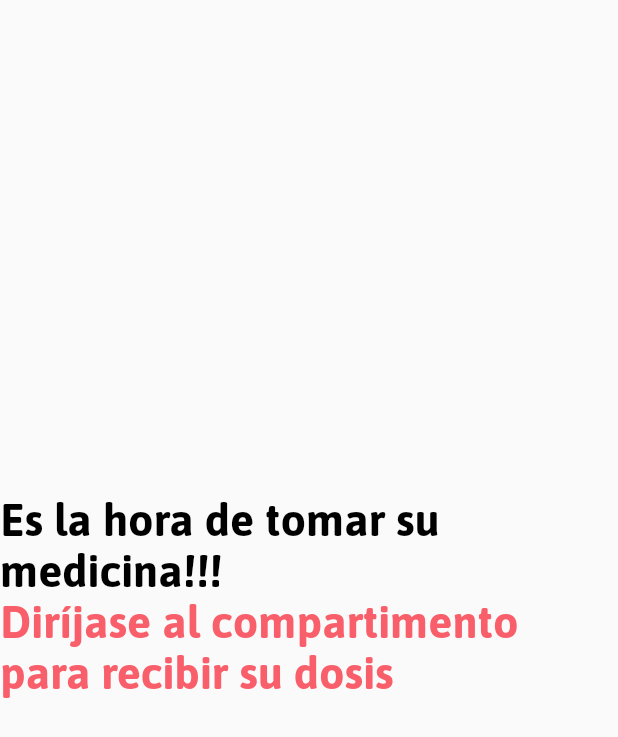
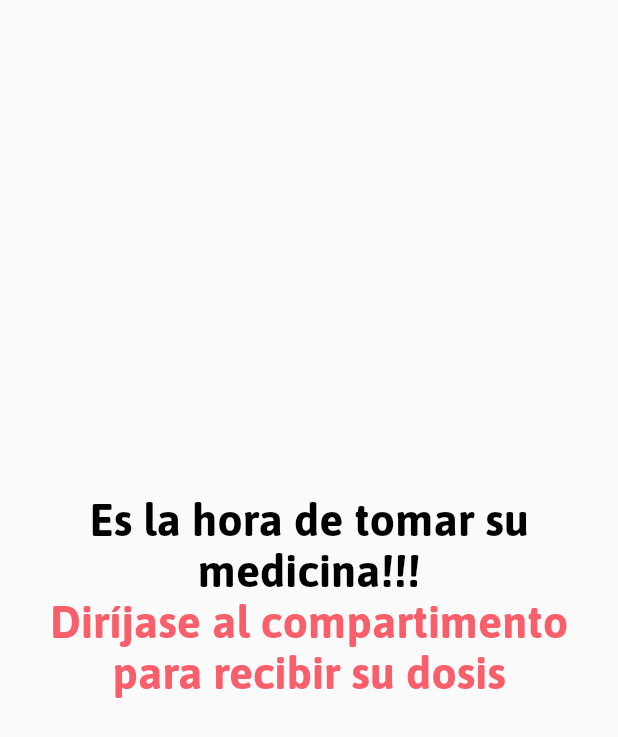
Before and after one commit to RodoPZ/TT2-App, a Flutter app: the OnClickNotificaciones screen opened by its route, on a phone screen of 412 x 824 dp. Shown: the top 737 px of the screen. Run offline on Flutter 3.47's test engine with Material 2 defaults, Android fonts, the phone set to English and light mode, and no system bars; our stand-ins replace cloud_firestore, firebase_core, flutter_countdown_timer, flutter_local_notifications, flutter_native_timezone, pin_code_fields and 2 more; accounts and stored records are empty.

Commit message:
bug fix 2 QOL

```diff
--- a/lib/Notifications/onclickNotificaciones.dart
+++ b/lib/Notifications/onclickNotificaciones.dart
@@ -1,6 +1,4 @@
 import 'package:flutter/material.dart';
-import 'package:tt2/Components/button_main.dart';
-import 'package:tt2/SaveRead.dart';
 class OnClickNotificaciones extends StatelessWidget {
   final String? payload;
   const OnClickNotificaciones({Key? key, this.payload}) : super(key: key);
@@ -9,12 +7,12 @@ class OnClickNotificaciones extends StatelessWidget {
   Widget build(BuildContext context) {
 
     return Scaffold(
-      body: Center(
-        child: Column(
+      body: Column(
         crossAxisAlignment: CrossAxisAlignment.center,
         mainAxisAlignment: MainAxisAlignment.center,
           children: [
-            Text("Es la hora de tomar su medicina!!!",
+          const Text("Es la hora de tomar su medicina!!!",
+            textAlign: TextAlign.center,
             style: TextStyle(
               fontSize: 30,
               fontWeight: FontWeight.bold,
@@ -22,6 +20,7 @@ class OnClickNotificaciones extends StatelessWidget {
             ),
           ),
             Text("Diríjase al compartimento para recibir su dosis",
+              textAlign: TextAlign.center,
               style: TextStyle(
                 fontSize: 30,
                 fontWeight: FontWeight.bold,
@@ -31,7 +30,6 @@ class OnClickNotificaciones extends StatelessWidget {
             SizedBox(height: 30),
         ],
       ),
-      ),
     );
   }
 }
--- a/lib/Registrar/agregar_seguridad/NFC.dart
+++ b/lib/Registrar/agregar_seguridad/NFC.dart
@@ -71,7 +71,7 @@ class _NFCState extends State<NFC> {
 
       return Column(
         children: [
-          const Text("Presione el botón de \"registrar tarjetas\" e inmediatamente pase la tarjeta o pulsera que quiere registrar por encima del módulo NFC ubicado frente la carcasa",
+          const Text("Presione el botón de \"registrar tarjetas\" e inmediatamente pase la tarjeta o pulsera que quiere registrar por encima del módulo RFID ubicado frente la carcasa",
             textAlign: TextAlign.center,
             style: TextStyle(
 
--- a/lib/homepage/dosis_proxima.dart
+++ b/lib/homepage/dosis_proxima.dart
@@ -172,7 +172,7 @@ class _DosisProximasState extends State<DosisProximas> {
           if(_result=="True"){
             print(_result);
             FirebaseFirestore.instance.collection('/Users/2aZ3V4Ik89e9rDSzo4N9/Dosis/').doc(widget.id).update({"date":DateTime.now().add(nextDateList[0]).toString()});
-            FirebaseFirestore.instance.collection('/Users/2aZ3V4Ik89e9rDSzo4N9/Dosis/').doc(widget.id).set({"historial" : {DateTime.now().toString().substring(0,10) : "true"}},SetOptions(merge: true));
+            FirebaseFirestore.instance.collection('/Users/2aZ3V4Ik89e9rDSzo4N9/Dosis/').doc(widget.id).set({"historial" : {DateTime.now().toString().substring(0,10) : DateTime.now().toString().substring(10,16)}},SetOptions(merge: true));
             widget.date = DateTime.now().add(nextDateList[0]).toString();
             _getItems();
           }
--- a/lib/homepage/estado_actual.dart
+++ b/lib/homepage/estado_actual.dart
@@ -26,7 +26,7 @@ class _EstadoActualState extends State<EstadoActual> {
     });
     _pastillasList = await _readWrite.getPastilla();
     for (var i in _pastillasList){
-      pillName[i["contenedor"]] = i["nombre"];
+      pillName[i["contenedor"]-1] = i["nombre"];
     }
     setState(() {
       loaded = true;
@@ -61,7 +61,7 @@ class _EstadoActualState extends State<EstadoActual> {
                     color: Color(0xFF0844a4),
                   ),
                 ),
-                for(var i = 0; i<= 9; i++)
+                for(var i = 1; i<= 10; i++)
                   Row(
                     children: [
                       Text(
@@ -71,7 +71,7 @@ class _EstadoActualState extends State<EstadoActual> {
                         ),
                       ),
                       Text(
-                        " " + pillName[i],
+                        " " + pillName[i-1],
                         style: const TextStyle(fontSize: 16,
                         ),
                       ),
--- a/lib/homepage/estado_pastillas.dart
+++ b/lib/homepage/estado_pastillas.dart
@@ -37,10 +37,12 @@ class _EstadoPastillasState extends State<EstadoPastillas> {
         crossAxisAlignment: CrossAxisAlignment.center,
         children: [
           for (var i in _pastillasList) Text("["+i["contenedor"].toString()+"]  "+i["nombre"] + " - cantidad:" + i["cantidad"].toString() + " - caducidad: " + i["caducidad"],
+                textAlign: TextAlign.center,
                 style: TextStyle(
                   fontSize: 16,
                 ),
           ),
+
         ],
       ),
     );
```
Also changed, not shown: lib/Dosis_registradas/createDataTable.dart (+8 -4 lines). Lines whose indentation alone changed are shown as unchanged.
